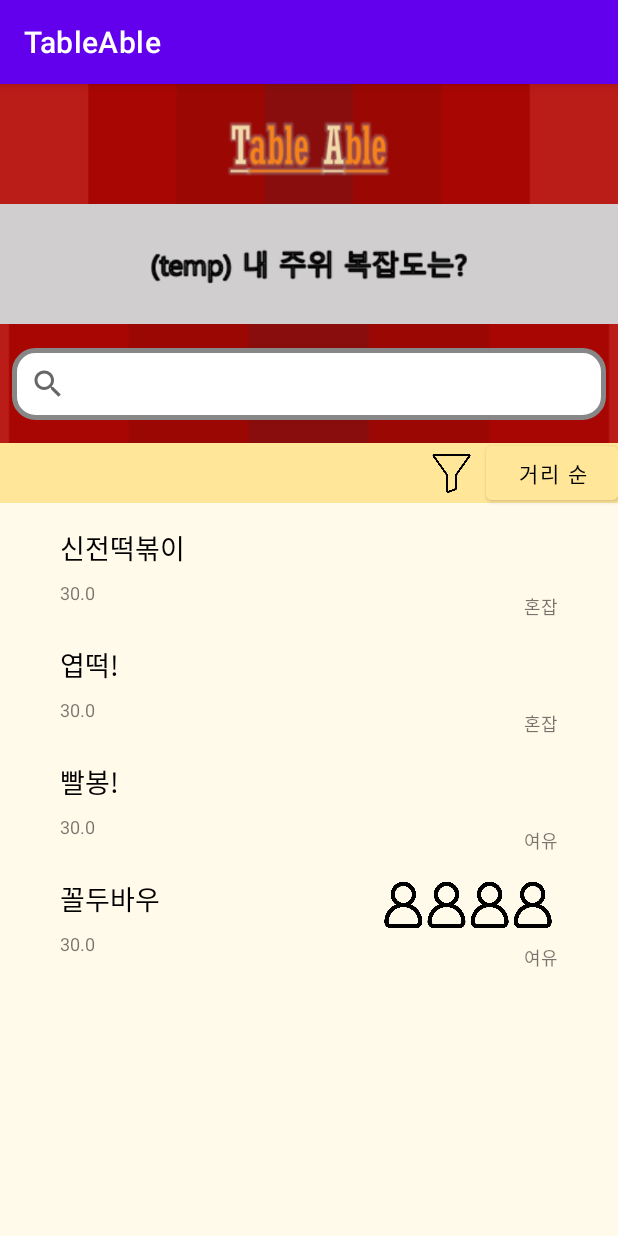
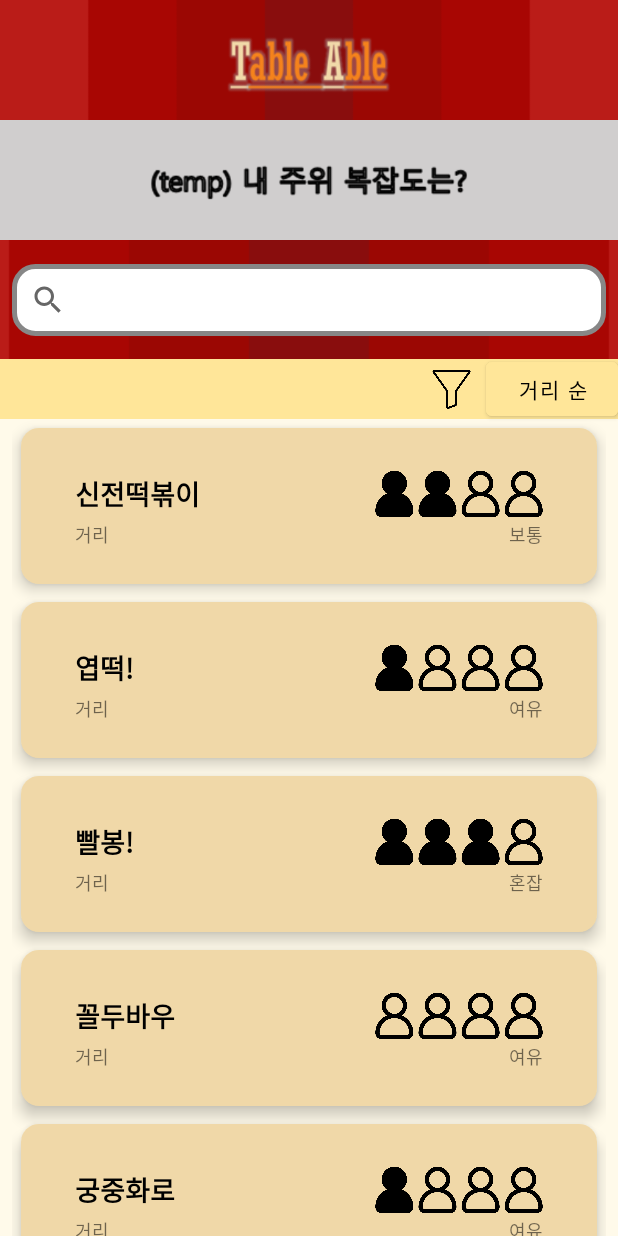
Before and after one commit to 210-reverof/TableAble, an Android app: the DensityActivity screen opened directly, with no data from a screen before it, on a phone screen of 412 x 824 dp. Run offline under Robolectric (Android 15) with nearby library versions, the phone set to English and light mode, and no system bars.

Commit message:
tile effect

```diff
--- a/TableAble/app/src/main/java/com/swe/tableable/density/Density.java
+++ b/TableAble/app/src/main/java/com/swe/tableable/density/Density.java
@@ -2,12 +2,14 @@ package com.swe.tableable.density;
 
 public class Density {
     private String placeName;
-    private double distance;
+    private double latitude;
+    private double longitude;
     private int density;
 
-    public Density(String placeName, double distance, int density) {
+    public Density(String placeName, double latitude, double longitude, int density) {
         this.placeName = placeName;
-        this.distance = distance;
+        this.latitude = latitude;
+        this.longitude = longitude;
         this.density = density;
     }
 
@@ -19,12 +21,20 @@ public class Density {
         this.placeName = placeName;
     }
 
-    public double getDistance() {
-        return distance;
+    public double getLatitude() {
+        return latitude;
     }
 
-    public void setDistance(double distance) {
-        this.distance = distance;
+    public void setLatitude(double latitude) {
+        this.latitude = latitude;
+    }
+
+    public double getLongitude() {
+        return longitude;
+    }
+
+    public void setLongitude(double longitude) {
+        this.longitude = longitude;
     }
 
     public int getDensity() {
--- a/TableAble/app/src/main/java/com/swe/tableable/density/DensityActivity.java
+++ b/TableAble/app/src/main/java/com/swe/tableable/density/DensityActivity.java
@@ -33,9 +33,11 @@ public class DensityActivity extends AppCompatActivity {
     }
 
     private void insertList(){
-        getList.add(new Density("신전떡볶이",30.0, 60));
-        getList.add(new Density("엽떡!",30.0, 100));
-        getList.add(new Density("빨봉!",30.0, 30));
-        getList.add(new Density("꼴두바우",30.0, 0));
+        getList.add(new Density("신전떡볶이",30.0, 60.0, 40));
+        getList.add(new Density("엽떡!",30.0, 100.0,30));
+        getList.add(new Density("빨봉!",30.0, 30.0,70));
+        getList.add(new Density("꼴두바우",30.0, 0.0, 2));
+        getList.add(new Density("궁중화로",30.0, 0.0, 34));
+        getList.add(new Density("진룽 마라탕",30.0, 0.0, 56));
     }
 }
--- a/TableAble/app/src/main/java/com/swe/tableable/density/DensityRecyclerAdapter.java
+++ b/TableAble/app/src/main/java/com/swe/tableable/density/DensityRecyclerAdapter.java
@@ -43,26 +43,32 @@ public class DensityRecyclerAdapter extends RecyclerView.Adapter<DensityRecycler
         Drawable drawable = holder.densityImg.getResources().getDrawable(R.drawable.density_img_0);
 
         if (getDensity >= 0 && getDensity < 20) {
+            drawable = holder.densityImg.getResources().getDrawable(R.drawable.density_img_0);
             holder.density.setText("여유");
             holder.densityImg.setImageDrawable(drawable);
         }
         else if (getDensity >= 20 && getDensity < 40) {
+            drawable = holder.densityImg.getResources().getDrawable(R.drawable.density_img_1);
             holder.density.setText("여유");
-            holder.densityImg.getResources().getDrawable(R.drawable.density_img_1);
+            holder.densityImg.setImageDrawable(drawable);
         }
         else if ((getDensity >= 40 && getDensity < 60)) {
+            drawable = holder.densityImg.getResources().getDrawable(R.drawable.density_img_2);
             holder.density.setText("보통");
-            holder.densityImg.getResources().getDrawable(R.drawable.density_img_2);
+            holder.densityImg.setImageDrawable(drawable);
         }
         else if (getDensity >= 60 && getDensity < 80) {
+            drawable = holder.densityImg.getResources().getDrawable(R.drawable.density_img_3);
             holder.density.setText("혼잡");
-            holder.densityImg.getResources().getDrawable(R.drawable.density_img_3);
+            holder.densityImg.setImageDrawable(drawable);
         }
         else{
+            drawable = holder.densityImg.getResources().getDrawable(R.drawable.density_img_4);
             holder.density.setText("혼잡");
-            holder.densityImg.getResources().getDrawable(R.drawable.density_img_4);
+            holder.densityImg.setImageDrawable(drawable);
         }
-        holder.distance.setText(String.valueOf(list.get(position).getDistance()));
+        // 현재 위치, 가게 위도경도로 직선 거리 구해서 홀더에 넣기
+        //holder.distance.setText(String.valueOf(list.get(position).getLatitude()));
     }
 
     @Override
--- /dev/null
+++ b/TableAble/app/src/main/res/drawable/background.xml
@@ -0,0 +1,19 @@
+<?xml version="1.0" encoding="utf-8"?>
+<shape xmlns:android="http://schemas.android.com/apk/res/android" android:shape="rectangle" >
+    <corners
+        android:radius="12dp"
+        />
+    <solid
+        android:color="#F0D8A8"
+        />
+    <padding
+        android:left="0dp"
+        android:top="0dp"
+        android:right="0dp"
+        android:bottom="0dp"
+        />
+    <size
+        android:width="270dp"
+        android:height="60dp"
+        />
+</shape>
--- a/TableAble/app/src/main/res/layout/density_list.xml
+++ b/TableAble/app/src/main/res/layout/density_list.xml
@@ -3,17 +3,21 @@
     xmlns:app="http://schemas.android.com/apk/res-auto"
     xmlns:tools="http://schemas.android.com/tools"
     android:layout_width="match_parent"
-    android:layout_height="wrap_content">
+    android:layout_height="wrap_content"
+    android:background="@drawable/background"
+    android:elevation="6dp"
+    android:layout_margin="6dp">
 
     <TextView
         android:id="@+id/density_place_name"
         android:layout_width="wrap_content"
         android:layout_height="wrap_content"
-        android:layout_marginStart="32dp"
-        android:layout_marginTop="16dp"
+        android:layout_marginStart="36dp"
+        android:layout_marginTop="30dp"
+        android:text="음식점 이름"
+        android:textStyle="bold"
         android:textColor="@color/black"
         android:textSize="18sp"
-        android:text="음식점 이름"
         app:layout_constraintStart_toStartOf="parent"
         app:layout_constraintTop_toTopOf="parent" />
 
@@ -21,31 +25,34 @@
         android:id="@+id/density_distance"
         android:layout_width="wrap_content"
         android:layout_height="wrap_content"
-        android:layout_marginStart="32dp"
-        android:layout_marginTop="8dp"
+        android:layout_marginStart="36dp"
+        android:layout_marginTop="62dp"
         android:text="거리"
         android:textSize="12sp"
         app:layout_constraintStart_toStartOf="parent"
-        app:layout_constraintTop_toBottomOf="@+id/density_place_name" />
+        app:layout_constraintTop_toTopOf="parent" />
 
     <TextView
         android:id="@+id/density"
         android:layout_width="wrap_content"
         android:layout_height="wrap_content"
-        android:layout_marginTop="8dp"
-        android:layout_marginEnd="32dp"
+        android:layout_marginTop="62dp"
+        android:layout_marginEnd="36dp"
+        android:layout_marginBottom="24dp"
         android:text="복잡도"
         android:textSize="12sp"
+        app:layout_constraintBottom_toBottomOf="parent"
         app:layout_constraintEnd_toEndOf="parent"
-        app:layout_constraintTop_toBottomOf="@+id/density_img" />
+        app:layout_constraintTop_toTopOf="parent" />
 
     <ImageView
         android:id="@+id/density_img"
         android:layout_width="120dp"
         android:layout_height="36dp"
-        android:layout_marginTop="16dp"
+        android:layout_marginTop="26dp"
         android:layout_marginEnd="32dp"
         app:layout_constraintEnd_toEndOf="parent"
         app:layout_constraintTop_toTopOf="parent"
         tools:srcCompat="@drawable/density_img_0" />
+
 </androidx.constraintlayout.widget.ConstraintLayout>
--- a/TableAble/app/src/main/res/values/themes.xml
+++ b/TableAble/app/src/main/res/values/themes.xml
@@ -1,6 +1,6 @@
 <resources xmlns:tools="http://schemas.android.com/tools">
     <!-- Base application theme. -->
-    <style name="Theme.TableAble" parent="Theme.MaterialComponents.DayNight.DarkActionBar">
+    <style name="Theme.TableAble" parent="Theme.MaterialComponents.DayNight.NoActionBar">
         <!-- Primary brand color. -->
         <item name="colorPrimary">@color/purple_500</item>
         <item name="colorPrimaryVariant">@color/purple_700</item>
```
